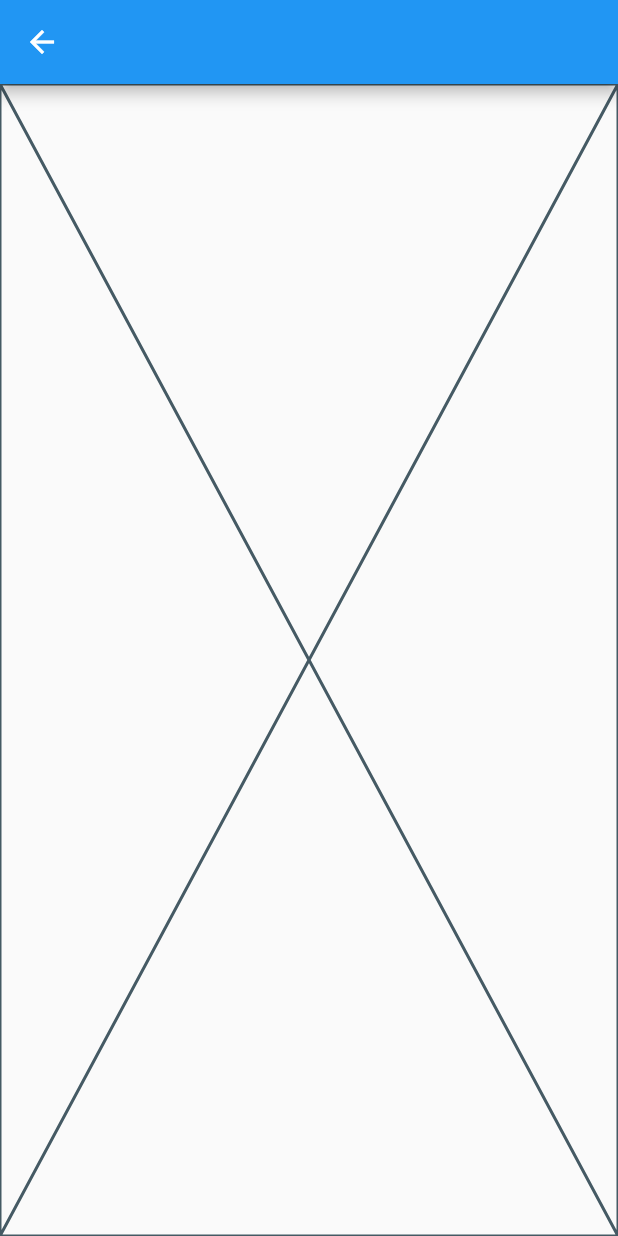
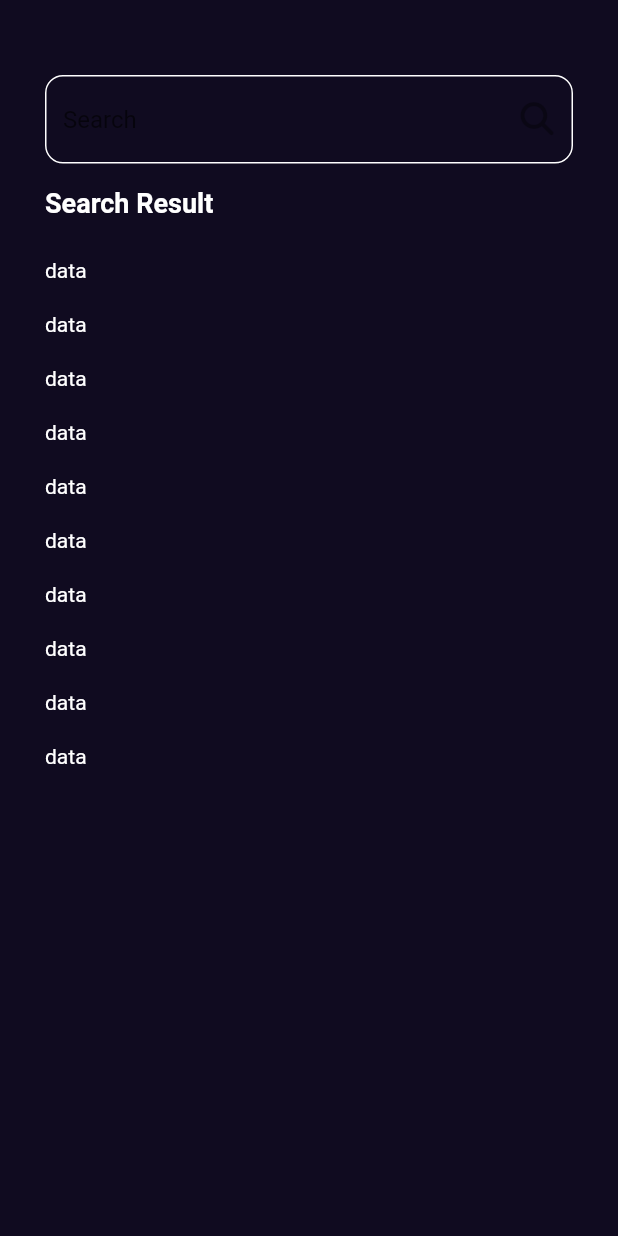
Before and after one commit to ahmedabdelsalam22/bookly-onProgress, a Flutter app: the SearchView screen opened by its route, on a phone screen of 412 x 824 dp. Run offline on Flutter 3.47's test engine with Material 2 defaults, Android fonts, the phone set to English and light mode, and no system bars; our stand-ins replace font_awesome_flutter.

Commit message:
refactoring in search_view.dart

```diff
--- /dev/null
+++ b/lib/presentation_layer/screens/search_view/custom_search_field.dart
@@ -0,0 +1,38 @@
+import 'package:flutter/material.dart';
+import 'package:font_awesome_flutter/font_awesome_flutter.dart';
+
+class CustomSearchTextField extends StatelessWidget {
+  const CustomSearchTextField({super.key});
+
+  @override
+  Widget build(BuildContext context) {
+    return TextField(
+      decoration: InputDecoration(
+        enabledBorder: buildOutlineInputBorder(),
+        focusedBorder: buildOutlineInputBorder(),
+        hintText: 'Search',
+        suffixIcon: IconButton(
+          onPressed: () {},
+          icon: const Opacity(
+            opacity: .8,
+            child: Icon(
+              FontAwesomeIcons.magnifyingGlass,
+              size: 22,
+            ),
+          ),
+        ),
+      ),
+    );
+  }
+
+  OutlineInputBorder buildOutlineInputBorder() {
+    return OutlineInputBorder(
+      borderSide: const BorderSide(
+        color: Colors.white,
+      ),
+      borderRadius: BorderRadius.circular(
+        12,
+      ),
+    );
+  }
+}
--- a/lib/presentation_layer/screens/search_view/search_view.dart
+++ b/lib/presentation_layer/screens/search_view/search_view.dart
@@ -1,14 +1,18 @@
 import 'package:bookly/presentation_layer/screens/search_view/search_view_body.dart';
 import 'package:flutter/material.dart';
+
+import '../../../core/utilities/color_constants.dart';
 
 class SearchView extends StatelessWidget {
   const SearchView({Key? key}) : super(key: key);
 
   @override
   Widget build(BuildContext context) {
-    return Scaffold(
-      appBar: AppBar(),
-      body: const SearchViewBody(),
+    return SafeArea(
+      child: Scaffold(
+        backgroundColor: ColorConstants.kPrimaryColor,
+        body: const SearchViewBody(),
+      ),
     );
   }
 }
--- a/lib/presentation_layer/screens/search_view/search_view_body.dart
+++ b/lib/presentation_layer/screens/search_view/search_view_body.dart
@@ -1,10 +1,56 @@
+import 'package:bookly/core/utilities/text_styles.dart';
 import 'package:flutter/material.dart';
 
+import 'custom_search_field.dart';
+
 class SearchViewBody extends StatelessWidget {
-  const SearchViewBody({Key? key}) : super(key: key);
+  const SearchViewBody({super.key});
 
   @override
   Widget build(BuildContext context) {
-    return const Placeholder();
+    return Padding(
+      padding: const EdgeInsets.symmetric(horizontal: 30),
+      child: Column(
+        crossAxisAlignment: CrossAxisAlignment.start,
+        children: const [
+          SizedBox(
+            height: 50,
+          ),
+          CustomSearchTextField(),
+          SizedBox(
+            height: 16,
+          ),
+          Text(
+            'Search Result',
+            style: AppTextStyles.textStyle18,
+          ),
+          SizedBox(
+            height: 16,
+          ),
+          Expanded(
+            child: SearchResultListView(),
+          ),
+        ],
+      ),
+    );
   }
 }
+
+class SearchResultListView extends StatelessWidget {
+  const SearchResultListView({super.key});
+
+  @override
+  Widget build(BuildContext context) {
+    return ListView.builder(
+      padding: EdgeInsets.zero,
+      itemCount: 10,
+      itemBuilder: (context, index) {
+        return const Padding(
+          padding: EdgeInsets.symmetric(vertical: 10),
+          // child: BookListViewItem(),
+          child: Text('data'),
+        );
+      },
+    );
+  }
+}
```
